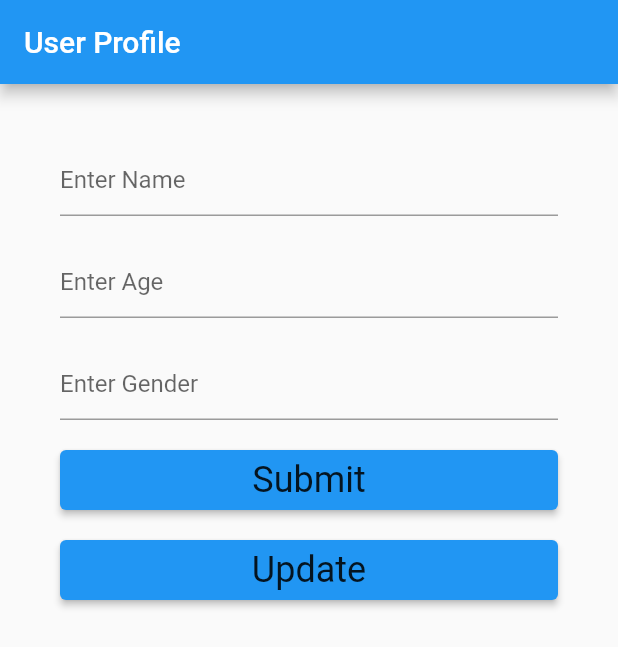
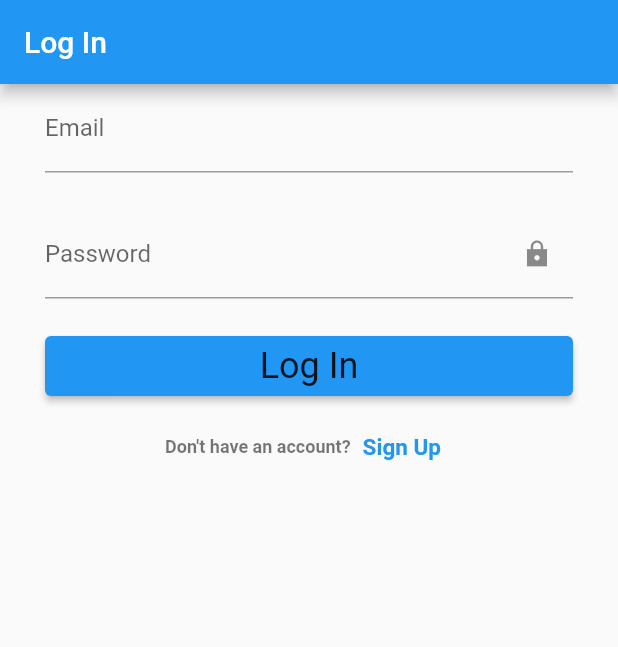
Before and after one commit to sdannyzaidi/flutter_onboarding, a Flutter app: the screen it shows after launch, on a phone screen of 412 x 824 dp. Shown: the top 647 px of the screen. Run offline on Flutter 3.47's test engine with Material 2 defaults, Android fonts, the phone set to English and light mode, and no system bars; our stand-ins replace cloud_firestore, firebase_analytics, firebase_auth, firebase_core, firebase_database, firebase_messaging; accounts and stored records are empty.

```diff
--- /dev/null
+++ b/lib/backend/authentication.dart
@@ -0,0 +1,91 @@
+import 'package:firebase_auth/firebase_auth.dart';
+import 'package:cloud_firestore/cloud_firestore.dart';
+
+class Authentication {
+  // creating an instance of firebase
+  FirebaseAuth _auth = FirebaseAuth.instance;
+  // creating an instance of firestore
+  FirebaseFirestore _db = FirebaseFirestore.instance;
+
+  // stream of asynchronous authentication updates i.e login, sign in, log out
+  Stream<User> get user {
+    return _auth.authStateChanges();
+  }
+
+  // check if the user has verified his/her Account
+  Future<bool> checkVerification() async {
+    User temp = _auth.currentUser;
+    // to get latest updates
+    await temp.reload();
+    if (temp.emailVerified) {
+      CollectionReference profiles = _db.collection('profiles');
+      await profiles.doc(temp.uid).set({
+        'name': temp.displayName,
+        'email': temp.email,
+        'age': null,
+        'gender': null
+      });
+      return true;
+    }
+    return false;
+  }
+
+  // Sign up with email and password
+  Future<String> signUpWithEmailAndPassword(
+      String email, String password, String name) async {
+    try {
+      //  creating an account
+      UserCredential result = await _auth
+          .createUserWithEmailAndPassword(email: email, password: password)
+          .catchError((error, stack) {
+        print(error);
+        print(stack);
+      });
+      print("Success");
+      await _auth.currentUser.sendEmailVerification();
+      print("Verified");
+      User temp = _auth.currentUser;
+      temp.updateProfile(displayName: name);
+      return "";
+    } on FirebaseAuthException catch (e) {
+      if (e.code == 'email-already-in-use') {
+        return "Email already exists!";
+      }
+      if (e.code == 'weak-password') {
+        return e.message.toString();
+      }
+      return "Error occurred, please try again";
+    }
+  }
+
+  // login user
+  Future loginWithEmailAndPassword(String email, password) async {
+    try {
+      UserCredential result = await _auth.signInWithEmailAndPassword(
+          email: email, password: password);
+      print(result);
+      return "";
+    } on FirebaseAuthException catch (err) {
+      print(err);
+      if (err.code == "wrong-password") {
+        return "Incorrect Password";
+      }
+      if (err.code == "invalid-email") {
+        return "Invalid Email";
+      }
+      if (err.code == "user-not-found") {
+        return "Account Does Not Exist";
+      }
+      return "error";
+    }
+  }
+
+  // Sign Out
+  Future signOut() async {
+    try {
+      _auth.signOut();
+    } catch (err) {
+      print(err);
+    }
+  }
+}
--- /dev/null
+++ b/lib/backend/signupOrlogin.dart
@@ -0,0 +1,25 @@
+import 'package:flutter/material.dart';
+import 'package:flutteronboarding/screens/login.dart';
+import 'package:flutteronboarding/screens/signup.dart';
+
+class SignUpOrLogin extends StatefulWidget {
+  @override
+  _SignUpOrLoginState createState() => _SignUpOrLoginState();
+}
+
+class _SignUpOrLoginState extends State<SignUpOrLogin> {
+  bool signUp = false;
+
+  void toggleViewNormal() {
+    setState(() {
+      signUp = !signUp;
+    });
+  }
+
+  @override
+  Widget build(BuildContext context) {
+    return ((signUp
+        ? SignUp(switchScreen: toggleViewNormal)
+        : Login(switchScreen1: toggleViewNormal)));
+  }
+}
--- a/lib/backend/validator.dart
+++ b/lib/backend/validator.dart
@@ -1,4 +1,4 @@
-String? nameValidator(String name) {
+String nameValidator(String name) {
   if (name.isEmpty) {
     return "Field can not be empty.";
   } else if (name.length > 30) {
--- a/lib/main.dart
+++ b/lib/main.dart
@@ -1,12 +1,16 @@
 import 'package:flutter/material.dart';
 import 'package:firebase_core/firebase_core.dart';
-import 'package:firebase_database/firebase_database.dart';
 import 'package:flutteronboarding/screens/home.dart';
+import 'package:firebase_auth/firebase_auth.dart'; // Firebase authentication service
 import 'package:flutter/widgets.dart';
+import 'package:flutteronboarding/screens/verifyAccount.dart';
+import 'package:flutteronboarding/backend/authentication.dart';
+import 'package:flutteronboarding/backend/signupOrlogin.dart';
+import 'package:flutteronboarding/themes/loadingScreen.dart';
 
 void main() async {
-  WidgetsFlutterBinding.ensureInitialized();
-  await Firebase.initializeApp();
+  // WidgetsFlutterBinding.ensureInitialized();
+  // await Firebase.initializeApp();
   runApp(MyApp());
 }
 
@@ -19,11 +23,79 @@ class _MyAppState extends State<MyApp> {
   @override
   Widget build(BuildContext context) {
     return MaterialApp(
-        title: 'Welcome to Flutter',
-        theme: ThemeData(
-          primarySwatch: Colors.blue,
-          visualDensity: VisualDensity.adaptivePlatformDensity,
-        ),
-        home: Home());
+      theme: ThemeData(
+        primarySwatch: Colors.blue,
+        visualDensity: VisualDensity.adaptivePlatformDensity,
+      ),
+      initialRoute: '/',
+      onGenerateRoute: (settings) {
+        if (settings.name == '/') {
+          return MaterialPageRoute(builder: (context) {
+            return LandingPage();
+          });
+        }
+      },
+    );
   }
 }
+
+class LandingPage extends StatefulWidget {
+  LandingPage({Key key}) : super(key: key);
+
+  @override
+  _LandingPageState createState() => _LandingPageState();
+}
+
+class _LandingPageState extends State<LandingPage> {
+  // const LandingPage({Key? key}) : super(key: key);
+  bool _initialized;
+  Stream<User> _streamOfAuthChanges;
+
+  Future initializeFlutterFire() async {
+    try {
+      await Firebase.initializeApp();
+      setState(() {
+        _initialized = true;
+        _streamOfAuthChanges = Authentication().user;
+      });
+    } catch (err) {
+      print(err);
+    }
+  }
+
+  void initState() {
+    _initialized = false;
+    initializeFlutterFire();
+    super.initState();
+  }
+
+  @override
+  Widget build(BuildContext context) {
+    return (!_initialized)
+        ? LoadingScreen()
+        : StreamBuilder<User>(
+            stream: _streamOfAuthChanges,
+            builder: (context, snapshot) {
+              if (snapshot.connectionState == ConnectionState.active) {
+                if (snapshot.hasData) {
+                  if (snapshot.data.emailVerified) {
+                    return Home();
+                  } else {
+                    return VerifyAccount();
+                  }
+                } else {
+                  return SignUpOrLogin();
+                }
+              } else if (snapshot.hasError) {
+                return Center(
+                    child: Text(
+                  "Something went wrong! Please try later",
+                  style: Theme.of(context).textTheme.bodyText1,
+                ));
+              } else {
+                return LoadingScreen();
+              }
+            },
+          );
+  }
+}
--- a/lib/models/profile.dart
+++ b/lib/models/profile.dart
@@ -1,25 +1,34 @@
 import 'dart:core';
 import 'package:cloud_firestore/cloud_firestore.dart';
+import 'package:firebase_auth/firebase_auth.dart';
 import 'package:firebase_database/firebase_database.dart';
 
 class Profile {
-  String? key;
+  String key;
   String name;
   int age;
   String gender;
+  String email;
 
-  Profile(
-      {this.key, required this.name, required this.age, required this.gender});
+  Profile({this.key, this.email, this.name, this.age, this.gender});
   FirebaseFirestore _db = FirebaseFirestore.instance;
+  FirebaseDatabase database = FirebaseDatabase.instance;
+  User thisUser = FirebaseAuth.instance.currentUser;
 
   Profile.fromSnapshot(DataSnapshot snapshot)
       : key = snapshot.key,
+        email = snapshot.value["email"],
         name = snapshot.value["name"],
         age = snapshot.value["age"],
         gender = snapshot.value["gender"];
 
   toJson() {
-    return {"name": this.name, "age": this.age, "gender": this.gender};
+    return {
+      "name": this.name,
+      "age": this.age,
+      "gender": this.gender,
+      "email": this.email
+    };
   }
 
   Future addDatatoDB() async {
@@ -27,7 +36,8 @@ class Profile {
     try {
       await profile.add(toJson());
       return "Data added to database";
-    } catch (err) {
+    } catch (err, stash) {
+      print(stash);
       return "Error";
     }
   }
@@ -41,4 +51,48 @@ class Profile {
       return "Error during profile update!";
     }
   }
+
+  Future addDataRealtime() async {
+    DatabaseReference newUser = database.reference().child('profile');
+    print(newUser.path);
+    // DatabaseReference newUserRef =
+    //     database.reference().child('flutter-onboarding-default-rtdb/newUsers');
+    // newUserRef.child('newUser').push().set(
+    //   {'name': this.name, 'age': this.age, 'gender': this.gender},
+    // ).catchError((err, s) {
+    //   print('-----------------');
+    //   print(err);
+    //   print(s);
+    // });
+
+    // return await FirebaseDatabase.instance
+    //     .reference()
+    //     .child('jobExitBase50')
+    //     .child(thisUser!.uid)
+    //     .child('job')
+    //     .update({
+    //   'name': this.name,
+    //   'age': this.age,
+    //   'gender': this.gender
+    // }).catchError((err, s) {
+    //   print(err);
+    //   print(s);
+    // });
+
+    // try {
+    //   newUser.child(thisUser!.uid).set({
+    //     'name': this.name,
+    //     'age': this.age,
+    //     'gender': this.gender
+    //   }).catchError((err, s) {
+    //     print('-----------------');
+    //     print(err);
+    //     print(s);
+    //   });
+    //   return "profile added";
+    // } catch (err, stash) {
+    //   print('********************');
+    //   return "Error during profile update!";
+    // }
+  }
 }
--- /dev/null
+++ b/lib/screens/login.dart
@@ -0,0 +1,129 @@
+import 'package:flutter/cupertino.dart';
+import 'package:flutter/material.dart';
+import 'package:flutteronboarding/backend/authentication.dart';
+
+class Login extends StatefulWidget {
+  final Function switchScreen1;
+
+  Login({this.switchScreen1, Key key}) : super(key: key);
+
+  @override
+  _LoginState createState() => _LoginState();
+}
+
+class _LoginState extends State<Login> {
+  // member variables
+  final _formKey = GlobalKey<FormState>();
+  String email = "";
+  String password = "";
+  String message = "";
+  bool obscure = true;
+
+  // Form validation Function
+  void validate() async {
+    print("login");
+    if (_formKey.currentState.validate()) {
+      message =
+          await Authentication().loginWithEmailAndPassword(email, password);
+      print("login function called");
+      if (message != "") {
+        ScaffoldMessenger.of(context).showSnackBar(SnackBar(
+            content: Row(children: <Widget>[
+          Icon(
+            Icons.error,
+            semanticLabel: "Error",
+          ),
+          Text('  $message')
+        ])));
+        message = '';
+      }
+    }
+  }
+
+  // Toggles the password show status
+  void _toggle() {
+    setState(() {
+      obscure = !obscure;
+    });
+  }
+
+  // member functions
+  @override
+  Widget build(BuildContext context) {
+    return Scaffold(
+      appBar: AppBar(
+        title: Text(
+          'Log In',
+        ),
+      ),
+      body: Form(
+        key: _formKey,
+        child: SingleChildScrollView(
+          child: SafeArea(
+            minimum: EdgeInsets.fromLTRB(30, 0, 30, 30),
+            child: Column(children: <Widget>[
+              TextFormField(
+                decoration: InputDecoration(labelText: "Email"),
+                onChanged: (val) {
+                  setState(() => email = val);
+                },
+              ),
+              SizedBox(height: 25),
+              TextFormField(
+                decoration: InputDecoration(
+                  labelText: "Password",
+                  suffixIcon: IconButton(
+                    icon: Icon(
+                      Icons.lock_sharp,
+                      size: 20,
+                    ),
+                    onPressed: () => _toggle(),
+                  ),
+                ),
+                obscureText: obscure,
+                onChanged: (val) {
+                  setState(() => password = val);
+                },
+              ),
+              SizedBox(height: 25),
+              SizedBox(
+                width: double.infinity, //250
+                height: 40,
+                child: ElevatedButton(
+                  onPressed: () => validate(),
+                  child: Text('Log In',
+                      style: Theme.of(context).textTheme.headline5),
+                ),
+              ),
+              SizedBox(height: 10),
+              Row(
+                //crossAxisAlignment: CrossAxisAlignment,
+                mainAxisAlignment: MainAxisAlignment.center,
+                children: <Widget>[
+                  Text(
+                    "Don't have an account?",
+                    style: Theme.of(context)
+                        .textTheme
+                        .caption
+                        .copyWith(fontWeight: FontWeight.bold),
+                    textAlign: TextAlign.end,
+                  ),
+                  TextButton(
+                    onPressed: () => widget.switchScreen1(),
+                    child: Text(
+                      'Sign Up',
+                      style: Theme.of(context).textTheme.caption.copyWith(
+                          color: Theme.of(context).accentColor,
+                          fontSize: 15,
+                          fontWeight: FontWeight.bold),
+                    ),
+                  )
+                ],
+              ),
+            ]),
+          ),
+        ),
+      ),
+    );
+  }
+}
```
Also changed, not shown: lib/screens/home.dart (+8 -4 lines), lib/screens/signup.dart (added, +139 -0 lines), lib/screens/verifyAccount.dart (added, +76 -0 lines), pubspec.yaml (+5 -4 lines), pubspec.lock.
